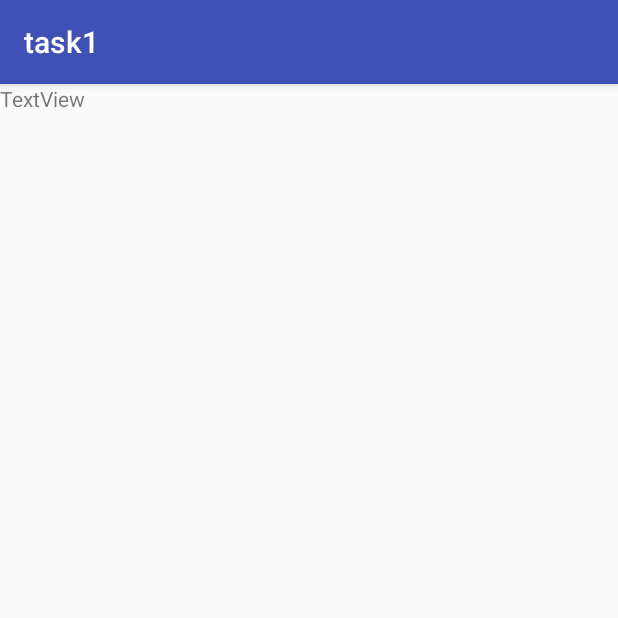
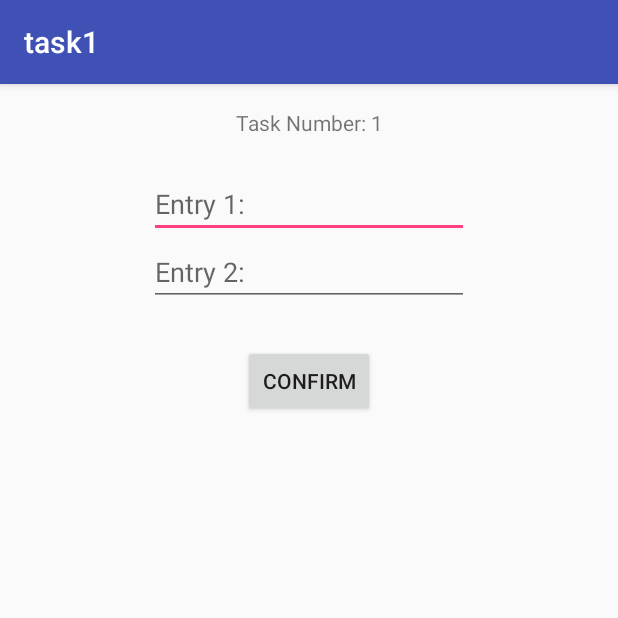
Before and after one commit to sQasimSo/tast1, an Android app: the screen it shows after launch (LoginActivity), on a phone screen of 412 x 824 dp, the top half of it. Run offline under Robolectric (Android 15) with nearby library versions, the phone set to English and light mode, and no system bars.

Commit message:
Login ready, starting with the mainMenu activity

```diff
--- a/app/src/main/AndroidManifest.xml
+++ b/app/src/main/AndroidManifest.xml
@@ -1,6 +1,6 @@
 <?xml version="1.0" encoding="utf-8"?>
 <manifest xmlns:android="http://schemas.android.com/apk/res/android"
-    package="com.experitest.qasimsobeh.task1">
+          package="com.experitest.qasimsobeh.task1">
 
     <application
         android:allowBackup="true"
@@ -11,10 +11,12 @@
         android:theme="@style/AppTheme">
         <activity android:name=".LoginActivity">
             <intent-filter>
-                <action android:name="android.intent.action.MAIN" />
+                <action android:name="android.intent.action.MAIN"/>
 
-                <category android:name="android.intent.category.LAUNCHER" />
+                <category android:name="android.intent.category.LAUNCHER"/>
             </intent-filter>
+        </activity>
+        <activity android:name=".main_menu">
         </activity>
     </application>
 
--- a/app/src/main/java/com/experitest/qasimsobeh/task1/LoginActivity.java
+++ b/app/src/main/java/com/experitest/qasimsobeh/task1/LoginActivity.java
@@ -8,12 +8,9 @@ import android.widget.EditText;
 import android.widget.TextView;
 
 import static com.experitest.qasimsobeh.task1.R.id.button_confirm;
-import static com.experitest.qasimsobeh.task1.R.id.editText_entry1;
-import static com.experitest.qasimsobeh.task1.R.id.textView_result;
 
 public class LoginActivity extends AppCompatActivity
 {
-
     @Override
     protected void onCreate(Bundle savedInstanceState)
     {
@@ -24,13 +21,13 @@ public class LoginActivity extends AppCompatActivity
 
         View.OnClickListener btnClick = new View.OnClickListener()
         {
+            EditText entry1 = (EditText) findViewById(R.id.editText_entry1);
+            EditText entry2 = (EditText) findViewById(R.id.editText_entry2);
+            TextView result = (TextView) findViewById(R.id.textView_result);
+
             @Override
             public void onClick(View view)
             {
-                EditText entry1 = (EditText) findViewById(R.id.editText_entry1);
-                EditText entry2 = (EditText) findViewById(R.id.editText_entry1);
-                TextView result = (TextView) findViewById(R.id.textView_result);
-
                 String entry1Value = entry1.getText().toString();
                 String entry2Value = entry2.getText().toString();
 
--- /dev/null
+++ b/app/src/main/java/com/experitest/qasimsobeh/task1/main_menu.java
@@ -0,0 +1,15 @@
+package com.experitest.qasimsobeh.task1;
+
+import android.support.v7.app.AppCompatActivity;
+import android.os.Bundle;
+
+public class main_menu extends AppCompatActivity
+{
+
+    @Override
+    protected void onCreate(Bundle savedInstanceState)
+    {
+        super.onCreate(savedInstanceState);
+        setContentView(R.layout.activity_main_menu);
+    }
+}
--- a/app/src/main/res/layout/activity_login.xml
+++ b/app/src/main/res/layout/activity_login.xml
@@ -1,17 +1,27 @@
 <?xml version="1.0" encoding="utf-8"?>
 <android.support.constraint.ConstraintLayout xmlns:android="http://schemas.android.com/apk/res/android"
-    xmlns:app="http://schemas.android.com/apk/res-auto"
-    xmlns:tools="http://schemas.android.com/tools"
-    android:layout_width="match_parent"
-    android:layout_height="match_parent"
-    tools:context="com.experitest.qasimsobeh.task1.LoginActivity">
+                                             xmlns:app="http://schemas.android.com/apk/res-auto"
+                                             xmlns:tools="http://schemas.android.com/tools"
+                                             android:layout_width="match_parent"
+                                             android:layout_height="match_parent"
+                                             tools:context="com.experitest.qasimsobeh.task1.LoginActivity"
+                                             tools:layout_editor_absoluteY="81dp"
+                                             tools:layout_editor_absoluteX="0dp">
 
     <LinearLayout
-        android:layout_width="fill_parent"
-        android:layout_height="fill_parent"
+        android:layout_width="0dp"
+        android:layout_height="0dp"
+        android:baselineAligned="true"
         android:orientation="horizontal"
-        tools:layout_editor_absoluteX="8dp"
-        tools:layout_editor_absoluteY="8dp">
+        android:textAlignment="center"
+        app:layout_constraintRight_toLeftOf="parent"
+        tools:layout_constraintTop_creator="1"
+        tools:layout_constraintRight_creator="1"
+        tools:layout_constraintBottom_creator="1"
+        app:layout_constraintBottom_toTopOf="parent"
+        tools:layout_constraintLeft_creator="1"
+        app:layout_constraintLeft_toLeftOf="parent"
+        app:layout_constraintTop_toTopOf="parent">
 
         <TextView
             android:id="@+id/textView"
@@ -21,4 +31,73 @@
             android:text="TextView"/>
     </LinearLayout>
 
+    <TextView
+        android:id="@+id/textView_title"
+        android:layout_width="wrap_content"
+        android:layout_height="wrap_content"
+        android:text="Task Number: 1"
+        tools:layout_constraintTop_creator="1"
+        tools:layout_constraintRight_creator="1"
+        app:layout_constraintRight_toRightOf="parent"
+        android:layout_marginTop="16dp"
+        tools:layout_constraintLeft_creator="1"
+        app:layout_constraintLeft_toLeftOf="parent"
+        app:layout_constraintTop_toTopOf="parent"/>
+
+    <Button
+        android:id="@+id/button_confirm"
+        android:layout_width="wrap_content"
+        android:layout_height="wrap_content"
+        android:text="Confirm"
+        tools:layout_constraintTop_creator="1"
+        tools:layout_constraintRight_creator="1"
+        app:layout_constraintRight_toRightOf="parent"
+        android:layout_marginTop="26dp"
+        app:layout_constraintTop_toBottomOf="@+id/editText_entry2"
+        tools:layout_constraintLeft_creator="1"
+        app:layout_constraintLeft_toLeftOf="parent"/>
+
+    <EditText
+        android:id="@+id/editText_entry1"
+        android:layout_width="wrap_content"
+        android:layout_height="wrap_content"
+        android:layout_marginTop="22dp"
+        android:ems="10"
+        android:hint="Entry 1:"
+        android:inputType="text"
+        app:layout_constraintLeft_toLeftOf="parent"
+        app:layout_constraintRight_toRightOf="parent"
+        app:layout_constraintTop_toBottomOf="@+id/textView_title"
+        tools:layout_constraintLeft_creator="1"
+        tools:layout_constraintRight_creator="1"
+        tools:layout_constraintTop_creator="1"/>
+
+    <EditText
+        android:id="@+id/editText_entry2"
+        android:layout_width="wrap_content"
+        android:layout_height="wrap_content"
+        android:ems="10"
+        android:hint="Entry 2:"
+        android:inputType="text"
+        app:layout_constraintLeft_toLeftOf="@+id/editText_entry1"
+        app:layout_constraintRight_toRightOf="@+id/editText_entry1"
+        app:layout_constraintTop_toBottomOf="@+id/editText_entry1"
+        tools:layout_constraintLeft_creator="1"
+        tools:layout_constraintRight_creator="1"/>
+
+    <TextView
+        android:id="@+id/textView_result"
+        android:layout_width="wrap_content"
+        android:layout_height="wrap_content"
+        android:layout_marginEnd="8dp"
+        android:layout_marginLeft="16dp"
+        android:layout_marginRight="16dp"
+        android:layout_marginStart="8dp"
+        android:layout_marginTop="0dp"
+        app:layout_constraintLeft_toLeftOf="@+id/button_confirm"
+        app:layout_constraintRight_toRightOf="@+id/button_confirm"
+        app:layout_constraintTop_toBottomOf="@+id/button_confirm"
+        tools:layout_constraintLeft_creator="1"
+        tools:layout_constraintRight_creator="1"/>
+
 </android.support.constraint.ConstraintLayout>
--- /dev/null
+++ b/app/src/main/res/layout/activity_main_menu.xml
@@ -0,0 +1,10 @@
+<?xml version="1.0" encoding="utf-8"?>
+<android.support.constraint.ConstraintLayout
+    xmlns:android="http://schemas.android.com/apk/res/android"
+    xmlns:app="http://schemas.android.com/apk/res-auto"
+    xmlns:tools="http://schemas.android.com/tools"
+    android:layout_width="match_parent"
+    android:layout_height="match_parent"
+    tools:context="com.experitest.qasimsobeh.task1.main_menu">
+
+</android.support.constraint.ConstraintLayout>
```
Also changed, not shown: 2 other files.
